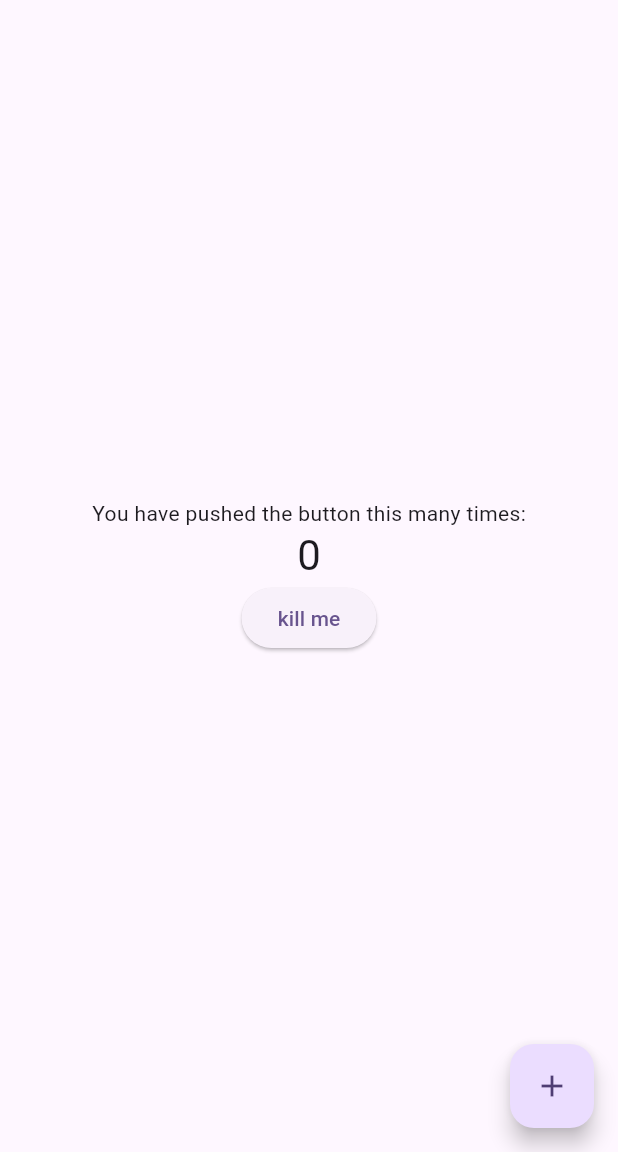
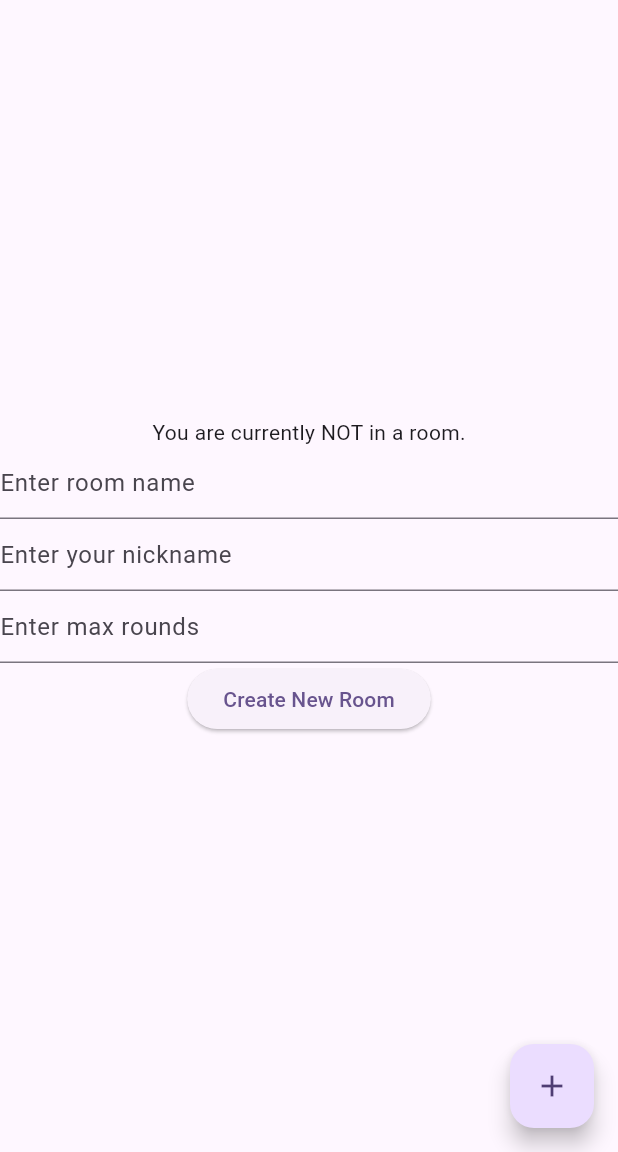
Before and after one commit to IsaacSnapDsk/WIK, a Flutter app: the screen it shows after launch, on a phone screen of 412 x 824 dp, the part 84-1236 px from its top. Run offline on Flutter 3.47's test engine with Material 2 defaults, Android fonts, the phone set to English and light mode, and no system bars; our stand-ins replace flutter_riverpod, socket_io_client; network calls fail.

Commit message:
Updating our view model and services to createRoom

```diff
--- a/wik_client/lib/main.dart
+++ b/wik_client/lib/main.dart
@@ -1,8 +1,11 @@
 import 'package:flutter/material.dart';
+import 'package:flutter/services.dart';
+import 'package:flutter_riverpod/flutter_riverpod.dart';
+import 'package:wik_client/src/services/room_view_model.dart';
 import 'package:wik_client/src/services/sockets_service.dart';
 
 void main() {
-  runApp(const MyApp());
+  runApp(const ProviderScope(child: MyApp()));
 }
 
 class MyApp extends StatelessWidget {
@@ -37,7 +40,7 @@ class MyApp extends StatelessWidget {
   }
 }
 
-class MyHomePage extends StatefulWidget {
+class MyHomePage extends ConsumerStatefulWidget {
   const MyHomePage({super.key, required this.title});
 
   // This widget is the home page of your application. It is stateful, meaning
@@ -52,20 +55,35 @@ class MyHomePage extends StatefulWidget {
   final String title;
 
   @override
-  State<MyHomePage> createState() => _MyHomePageState();
+  ConsumerState<MyHomePage> createState() => _MyHomePageState();
 }
 
-class _MyHomePageState extends State<MyHomePage> {
+class _MyHomePageState extends ConsumerState<MyHomePage> {
   int _counter = 0;
 
-  //  Instance of our socket service
-  final SocketsService _socketsSrv = SocketsService();
+  /// The name we want to use for our room
+  String? _roomName;
+
+  /// The nickname for our player
+  String? _nickname;
+
+  /// The max number of rounds we want
+  int? _maxRounds;
+
+  /// Determines if we can submit the form or not
+  bool _canSubmit = false;
 
   @override
   void initState() {
     super.initState();
 
-    _socketsSrv.testSuccessListener(context);
+    WidgetsBinding.instance.addPostFrameCallback((timeStamp) {
+      //  Get our view model
+      final vm = ref.watch(roomViewModel);
+
+      vm.subscribeToTestSuccess(context);
+      vm.subscribeToCreateRoomSuccess(context);
+    });
   }
 
   void _incrementCounter() {
@@ -79,8 +97,48 @@ class _MyHomePageState extends State<MyHomePage> {
     });
   }
 
+  void _calcCanSubmit() {
+    setState(() {
+      //  If ANY of our values are null, this is false
+      final canSubmit =
+          _maxRounds != null && _nickname != null && _roomName != null;
+
+      //  Set our value to whether we are falsey or not
+      _canSubmit = canSubmit;
+    });
+  }
+
+  //
+  void _onMaxRoundsChanged(String val) {
+    //  Parse the value into an integer
+    final num = val.isNotEmpty ? int.parse(val) : null;
+
+    //  Update our value
+    _maxRounds = num;
+
+    //  Check if we can submit or not
+    _calcCanSubmit();
+  }
+
+  void _onNicknameChanged(String val) {
+    //  Update our nickname value
+    _nickname = val;
+
+    //  Check if we can submit or not
+    _calcCanSubmit();
+  }
+
+  void _onRoomNameChanged(String val) {
+    //  Update our room name value
+    _roomName = val;
+
+    //  Check if we can submit or not
+    _calcCanSubmit();
+  }
+
   @override
   Widget build(BuildContext context) {
+    final vm = ref.watch(roomViewModel);
     // This method is rerun every time setState is called, for instance as done
     // by the _incrementCounter method above.
     //
@@ -116,16 +174,38 @@ class _MyHomePageState extends State<MyHomePage> {
           // wireframe for each widget.
           mainAxisAlignment: MainAxisAlignment.center,
           children: <Widget>[
-            const Text(
-              'You have pushed the button this many times:',
+            // const Text(
+            //   'You have pushed the button this many times:',
+            // ),
+            Text(
+                "You are currently ${vm.room != null ? '' : 'NOT '}in a room."),
+            if (vm.room != null) Text("Room Name: ${vm.room!.name}"),
+            TextField(
+              decoration: const InputDecoration(hintText: "Enter room name"),
+              onChanged: _onRoomNameChanged,
             ),
-            Text(
-              '$_counter',
-              style: Theme.of(context).textTheme.headlineMedium,
+            TextField(
+              decoration:
+                  const InputDecoration(hintText: "Enter your nickname"),
+              onChanged: _onNicknameChanged,
+            ),
+            TextField(
+              decoration: const InputDecoration(hintText: "Enter max rounds"),
+              keyboardType: TextInputType.number,
+              inputFormatters: <TextInputFormatter>[
+                // for below version 2 use this
+                FilteringTextInputFormatter.allow(RegExp(r'[0-9]')),
+// for version 2 and greater youcan also use this
+                FilteringTextInputFormatter.digitsOnly
+              ],
+              onChanged: _onMaxRoundsChanged,
             ),
             ElevatedButton(
-              child: const Text("kill me"),
-              onPressed: () => _socketsSrv.test("hello from client"),
+              child: const Text("Create New Room"),
+              // onPressed: () => vm.socketsService.test("hello from client"),
+              onPressed: () => _canSubmit
+                  ? vm.createRoom(_roomName!, _nickname!, _maxRounds!)
+                  : null,
             ),
           ],
         ),
--- /dev/null
+++ b/wik_client/lib/src/services/room_view_model.dart
@@ -0,0 +1,65 @@
+import 'package:flutter/material.dart';
+import 'package:flutter_riverpod/flutter_riverpod.dart';
+import 'package:wik_client/src/models/room.dart';
+import 'package:wik_client/src/services/sockets_service.dart';
+
+final roomViewModel = ChangeNotifierProvider((ref) {
+  return RoomViewModel(
+    socketsService: ref.read(socketsService),
+  );
+});
+
+class RoomViewModel extends ChangeNotifier {
+  RoomViewModel({
+    required this.socketsService,
+  }) {
+    return;
+  }
+
+  final SocketsService socketsService;
+
+  String test = "Waiting";
+
+  //  Keeps track of our current room
+  Room? room;
+
+  /// LISTENERS
+
+  //  Subscribe to our "testSuccess" listener
+  void subscribeToTestSuccess(BuildContext context) {
+    socketsService.testSuccessListener(context);
+  }
+
+  //  Subscribe to our "createRoomSuccess" listener
+  void subscribeToCreateRoomSuccess(BuildContext context) {
+    socketsService.createRoomSuccessListener(context);
+  }
+
+  /// EVENT HANDLERS
+
+  //  Handles our "onTestSuccess" event from Sockets Service
+  void onTestSuccess(String message) {
+    //  Set our test value
+    test = message;
+
+    //  Notify listeners about this
+    notifyListeners();
+  }
+
+  //  Handles our "createRoomSuccess" event from Sockets Service
+  void createRoomSuccess(Room newRoom) {
+    //  Set our room
+    room = newRoom;
+
+    //  Notify all listeners
+    notifyListeners();
+  }
+
+  /// EVENTS
+
+  //  Sends a "createRoom" event to the server
+  void createRoom(String roomName, String nickname, int maxRounds) {
+    //  Tell our sockets service we want to create a room
+    socketsService.createRoom(roomName, nickname, maxRounds);
+  }
+}
--- a/wik_client/lib/src/services/sockets_client.dart
+++ b/wik_client/lib/src/services/sockets_client.dart
@@ -14,7 +14,7 @@ class SocketsClient {
   /// If the connection already exists, it just returns the existing connection
   SocketsClient._init() {
     //  Establish our client connection to the server
-    clientSocket = IO.io('http://yourip:3000', <String, dynamic>{
+    clientSocket = IO.io('http://localhost:3000', <String, dynamic>{
       //  We have to specify "websocket" under transports to allow connection via web
       'transports': ['websocket'],
       'autoConnect': false,
```
Also changed, not shown: wik_client/lib/src/services/sockets_service.dart (+62 -15 lines).
